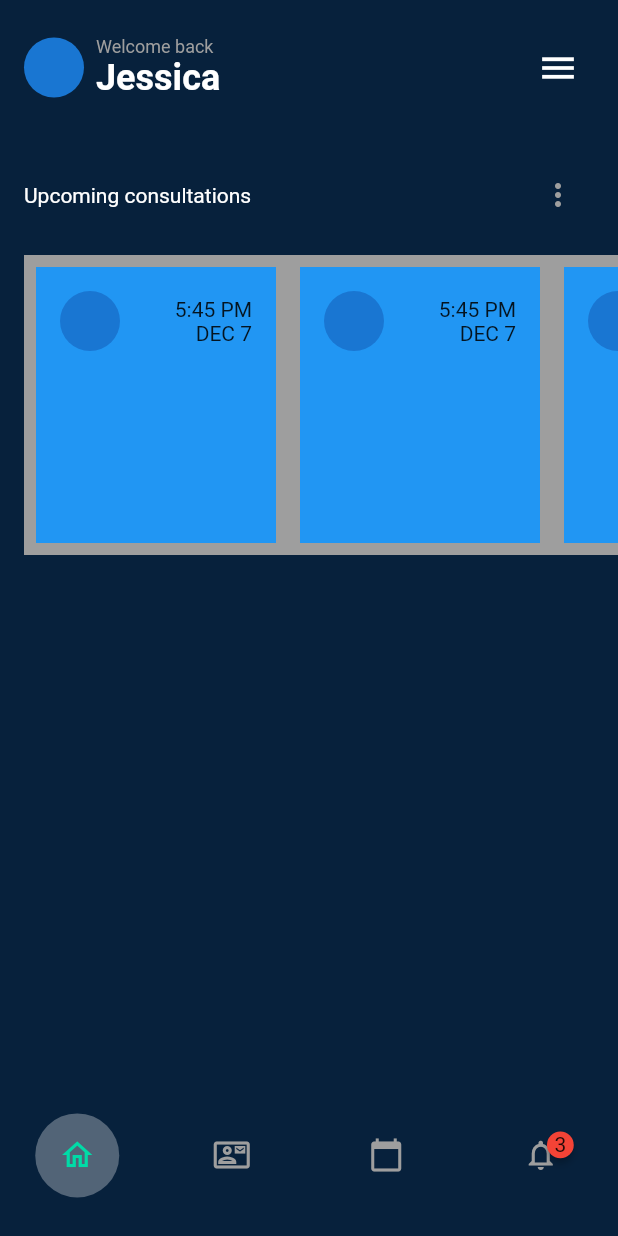
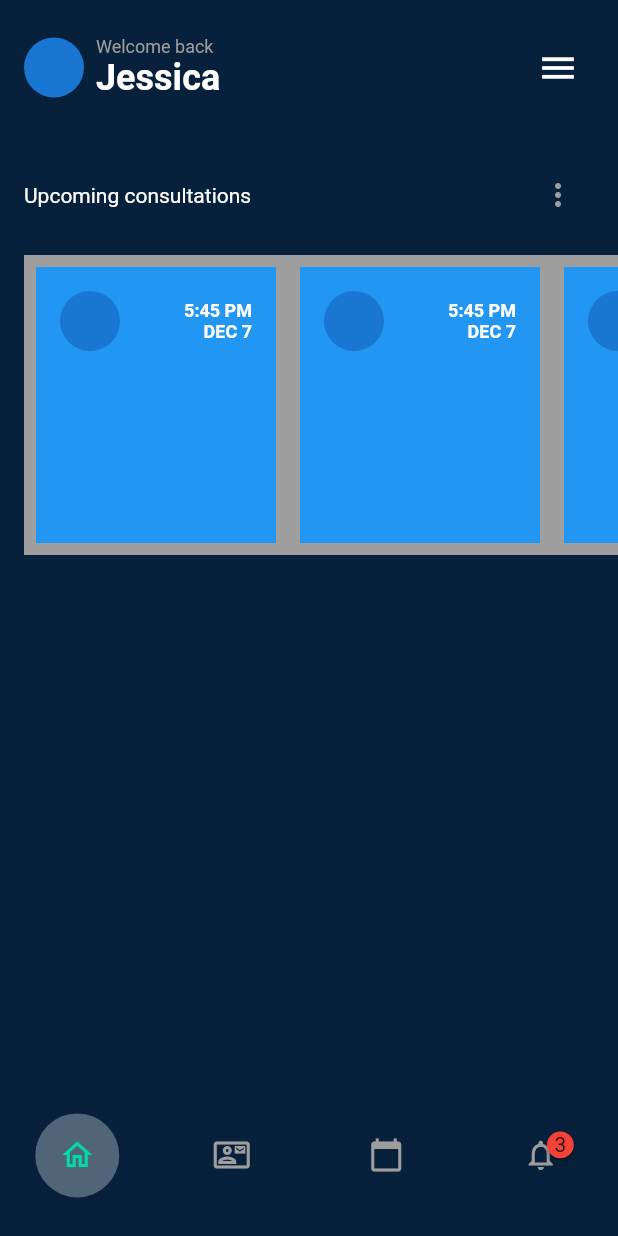
Before and after one commit to JAICHANGPARK/flutter_notebook_17th_story, a Flutter app: the MedicalMainPage screen opened directly, on a phone screen of 412 x 824 dp. Run offline on Flutter 3.47's test engine with Material 2 defaults, Android fonts, the phone set to English and light mode, and no system bars; drawn by our look-alikes of badges; our stand-ins replace cached_network_image, fl_chart, flutter_riverpod, freezed_annotation, ionicons, percent_indicator; network calls fail.

Commit message:
Update medical_main_page.dart

```diff
--- a/lib/ep1032_medical_app/src/medical_main_page.dart
+++ b/lib/ep1032_medical_app/src/medical_main_page.dart
@@ -87,21 +87,29 @@ class MedicalMainPage extends StatelessWidget {
                                 child: Padding(
                                   padding: const EdgeInsets.all(16.0),
                                   child: Column(
-
                                     children: [
                                       Row(
                                         mainAxisAlignment: MainAxisAlignment.spaceBetween,
                                         children: [
                                           CircleAvatar(),
                                           Column(
-
                                             crossAxisAlignment: CrossAxisAlignment.end,
                                             children: [
                                               Text(
                                                 "5:45 PM",
+                                                style: TextStyle(
+                                                  color: Colors.white,
+                                                  fontSize: 12,
+                                                  fontWeight: FontWeight.bold,
+                                                ),
                                               ),
                                               Text(
                                                 "DEC 7",
+                                                style: TextStyle(
+                                                  color: Colors.white,
+                                                  fontSize: 12,
+                                                  fontWeight: FontWeight.bold,
+                                                ),
                                               ),
                                             ],
                                           )
```
